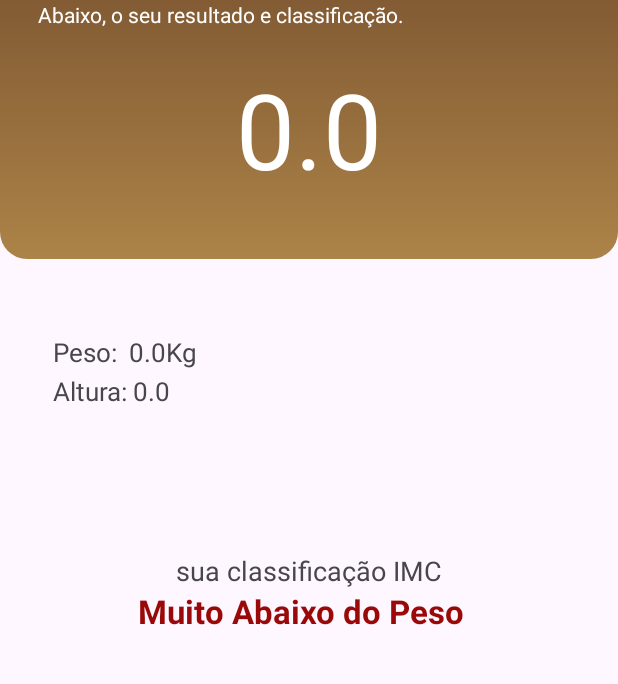
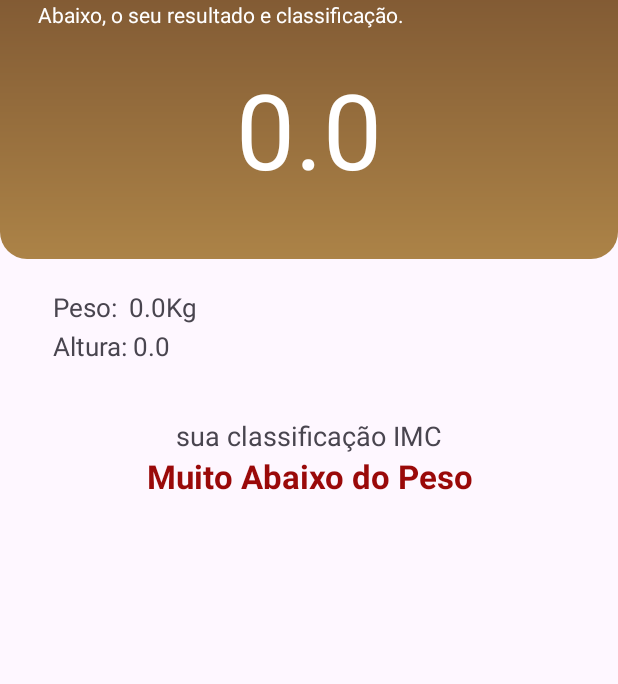
Before and after one commit to maumauriciog/calculadoraIMCv2, an Android app: the ResultActivity screen opened directly, with no data from a screen before it, on a phone screen of 412 x 824 dp, the part 210-894 px from its top. Run offline under Robolectric (Android 15) with nearby library versions, the phone set to English and light mode, and no system bars.

Commit message:
Melhorando a experiência do usuário 2.2

```diff
--- a/app/src/main/res/layout/activity_result.xml
+++ b/app/src/main/res/layout/activity_result.xml
@@ -66,7 +66,7 @@
         android:layout_width="wrap_content"
         android:layout_height="wrap_content"
         android:layout_marginStart="35dp"
-        android:layout_marginTop="50dp"
+        android:layout_marginTop="20dp"
         android:textSize="17sp"
         tools:text="peso" />
 
@@ -83,7 +83,6 @@
     <TextView
         android:layout_width="match_parent"
         android:layout_height="wrap_content"
-        android:layout_marginTop="60dp"
         android:gravity="center"
         android:textSize="18sp"
         android:text="sua classificação IMC"
@@ -91,8 +90,7 @@
 
     <TextView
         android:id="@+id/txtClassf"
-        android:layout_width="360dp"
-        android:layout_marginHorizontal="20dp"
+        android:layout_width="match_parent"
         android:layout_height="wrap_content"
         android:gravity="center"
         android:textSize="22sp"
```
